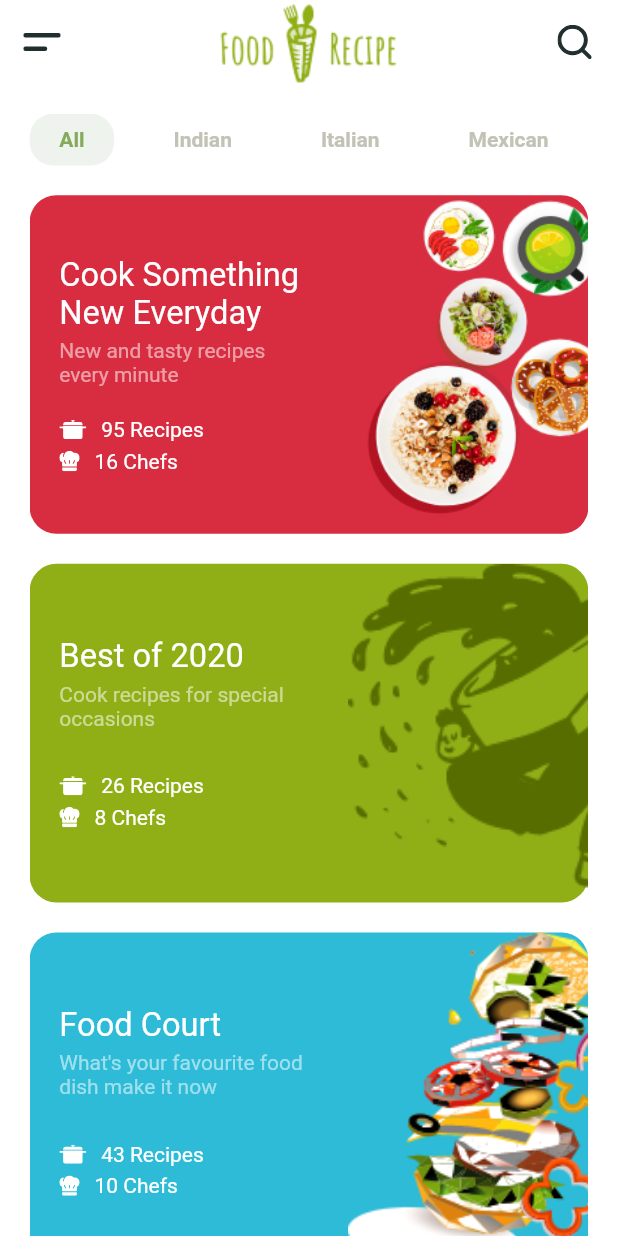
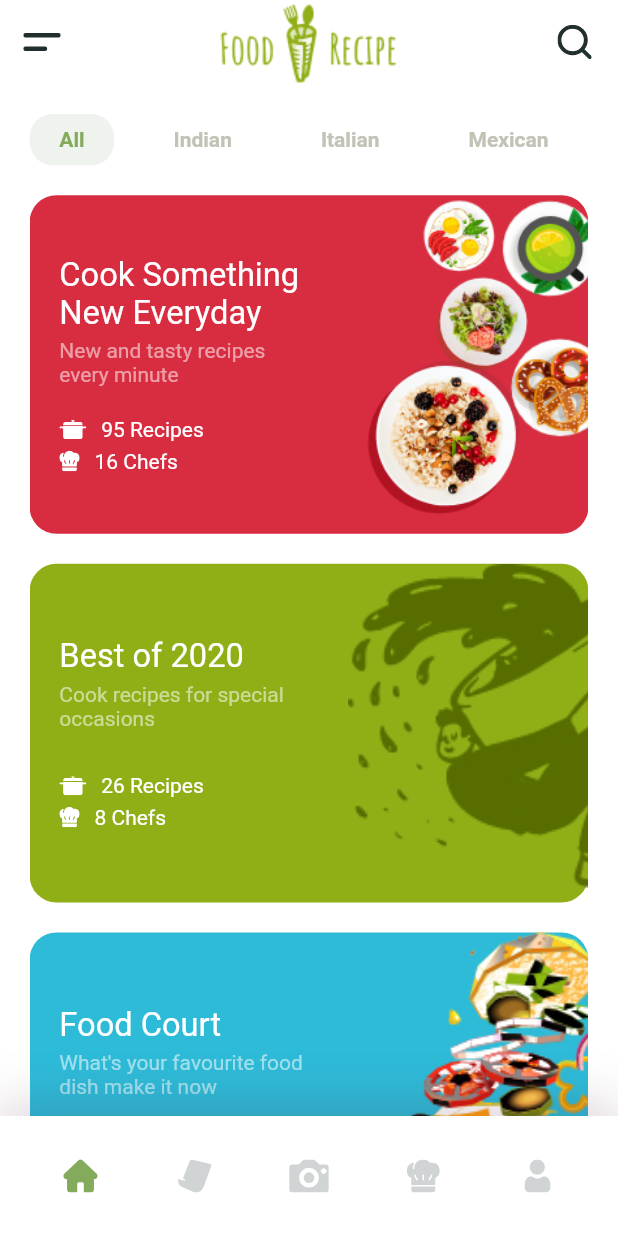
Before and after one commit to nataliiazabiiaka/study_20_10_22, a Flutter app: the screen it shows after launch, on a phone screen of 412 x 824 dp. Run offline on Flutter 3.47's test engine with Material 2 defaults, Android fonts, the phone set to English and light mode, and no system bars; our stand-ins replace flutter_svg.

Commit message:
Added last details of the project

```diff
--- a/analysis_options.yaml
+++ b/analysis_options.yaml
@@ -22,6 +22,10 @@ linter:
   # `// ignore_for_file: name_of_lint` syntax on the line or in the file
   # producing the lint.
   rules:
+    prefer_single_quotes: true
+    prefer_relative_imports: true
+    prefer_const_constructors: true
+    require_trailing_commas: true
     # avoid_print: false  # Uncomment to disable the `avoid_print` rule
     # prefer_single_quotes: true  # Uncomment to enable the `prefer_single_quotes` rule
 
--- a/lib/components /my_bottom_nav_bar.dart
+++ /dev/null
@@ -1,65 +0,0 @@
-import 'package:flutter/material.dart';
-import 'package:flutter_svg/flutter_svg.dart';
-import 'package:study_20_10_22/constants.dart';
-import 'package:study_20_10_22/models/navItem.dart';
-import 'package:study_20_10_22/size_config.dart';
-
-class MyBottomNavBar extends StatelessWidget {
-  const MyBottomNavBar({Key? key}) : super(key: key);
-
-  @override
-  Widget build(BuildContext context) {
-    double defaultSize = SizeConfig.defaultSize;
-    return Consumer<NavItems>(
-      builder: (context, navItems, child) => Container(
-        padding: EdgeInsets.symmetric(horizontal: defaultSize * 3),
-       // height: 80,
-        decoration: BoxDecoration(
-          color: Colors.white,
-          boxShadow: [
-            BoxShadow(
-              offset: const Offset(0, -7),
-              blurRadius: 30,
-              color: const Color(0xFF4B1A39).withOpacity(0.2),
-            ),
-      ],
-        ),
-        child: SafeArea(
-          child: Row(
-            mainAxisAlignment: MainAxisAlignment.spaceBetween,
-            children: List.generate(
-                navItems.items.length,
-                    (index) => buildIconNavBarItem(
-                      isActive: navItems.selectedIndex == index ? true : false,
-                      icon: navItems.items[index].icon,
-                      press: () {
-                        navItems.chnageNavIndex(index: index);
-                        if (navItems.items[index].destinationChecker()) {
-                          Navigator.push(
-                              context,
-                              MaterialPageRoute(
-                                  builder: (context) => navItems.items[index].destination,
-                              ),
-                          );
-                        }
-                      },
-                    ),
-            ),
-          ),
-        ),
-      ),
-    );
-  }
-}
-
-            IconButton buildIconNavBarItem(
-            {required String icon, required Function press, bool isActive = false}) {
-              return IconButton(
-                icon: SvgPicture.asset(
-                    icon,
-                  color: isActive ? kPrimaryColor : Color(0xFFD1D4D4),
-                  height: 22,
-                ),
-                onPressed: press (),
-              );
-            }
--- /dev/null
+++ b/lib/components/my_bottom_nav_bar.dart
@@ -0,0 +1,72 @@
+import 'package:flutter/material.dart';
+import 'package:flutter_svg/flutter_svg.dart';
+import 'package:provider/provider.dart';
+
+import '../constants.dart';
+import '../models/nav_item.dart';
+import '../size_config.dart';
+
+class MyBottomNavBar extends StatelessWidget {
+  const MyBottomNavBar({Key? key}) : super(key: key);
+
+  @override
+  Widget build(BuildContext context) {
+    SizeConfig.init(context);
+    double defaultSize = SizeConfig.defaultSize;
+    final navItems = Provider.of<NavItems>(context);
+    return Container(
+      padding: EdgeInsets.symmetric(horizontal: defaultSize * 3),
+      height: 80,
+      decoration: BoxDecoration(
+        color: Colors.white,
+        boxShadow: [
+          BoxShadow(
+            offset: const Offset(0, -7),
+            blurRadius: 30,
+            color: const Color(0xFF4B1A39).withOpacity(0.2),
+          ),
+        ],
+      ),
+      child: SafeArea(
+        child: Row(
+          mainAxisAlignment: MainAxisAlignment.spaceBetween,
+          children: navItems.items
+              .map(
+                (item) => buildIconNavBarItem(
+                  isActive: navItems.selectedIndex == item.id,
+                  icon: item.icon,
+                  press: () {
+                    navItems.changeNavIndex(index: item.id);
+                    final destination = item.destination;
+                    if (destination != null) {
+                      Navigator.push(
+                        context,
+                        MaterialPageRoute(
+                          builder: (context) => destination,
+                        ),
+                      );
+                    }
+                  },
+                ),
+              )
+              .toList(),
+        ),
+      ),
+    );
+  }
+}
+
+IconButton buildIconNavBarItem({
+  required String icon,
+  required void Function() press,
+  bool isActive = false,
+}) {
+  return IconButton(
+    icon: SvgPicture.asset(
+      icon,
+      color: isActive ? kPrimaryColor : const Color(0xFFD1D4D4),
+      height: 22,
+    ),
+    onPressed: press,
+  );
+}
--- a/lib/main.dart
+++ b/lib/main.dart
@@ -1,6 +1,8 @@
 import 'package:flutter/material.dart';
-import 'package:study_20_10_22/models/navItem.dart';
-import 'package:study_20_10_22/screens/components/home_screen.dart';
+import 'package:provider/provider.dart';
+
+import 'models/nav_item.dart';
+import 'screens/components/home_screen.dart';
 
 void main() {
   runApp(const MyApp());
@@ -18,11 +20,11 @@ class MyApp extends StatelessWidget {
         title: 'Recipe App',
         theme: ThemeData(
           scaffoldBackgroundColor: Colors.white,
-        //  backgroundColor: Colors.white,
+          //  backgroundColor: Colors.white,
           appBarTheme: const AppBarTheme(color: Colors.white, elevation: 0),
           visualDensity: VisualDensity.adaptivePlatformDensity,
         ),
-        home: HomeScreen(),
+        home: const HomeScreen(),
       ),
     );
   }
--- a/lib/models/navItem.dart
+++ /dev/null
@@ -1,52 +0,0 @@
-import 'package:flutter/material.dart';
-import 'package:study_20_10_22/screens/components/home_screen.dart';
-import 'package:study_20_10_22/screens/profile/profile_screen.dart';
-
-class NavItem {
-  final int id;
-  final String icon;
-  final Widget destination;
-
-  NavItem({required this.id, required this.icon, required this.destination});
-
-  bool destinationChecker() {
-    if (destination != null) {
-      return true;
-    }
-    return false;
-  }
-}
-
-class NavItems extends ChangeNotifier {
-  int selectedIndex = 0;
-
-  void chnageNavIndex ({required int index}) {
-    selectedIndex = index;
-    notifyListeners();
-  }
-
-  List<NavItem> items = [
-  NavItem(
-  id: 1,
-  icon: 'assets/icons/home.svg',
-  destination: HomeScreen(),
-  ),
-  NavItem(
-  id: 2,
-  icon: 'assets/icons/list.svg',
-  ),
-  NavItem(
-  id: 3,
-  icon: 'assets/icons/camera.svg',
-  ),
-  NavItem(
-  id: 4,
-  icon: 'assets/icons/chef_nav.svg',
-  ),
-  NavItem(
-  id: 5,
-  icon: 'assets/icons/user.svg',
-  destination: ProfileScreen(),
-  ),
-  ];
-}
--- /dev/null
+++ b/lib/models/nav_item.dart
@@ -0,0 +1,46 @@
+import 'package:flutter/material.dart';
+
+import '../screens/components/home_screen.dart';
+import '../screens/profile/profile_screen.dart';
+
+class NavItem {
+  final int id;
+  final String icon;
+  final Widget? destination;
+
+  NavItem({required this.id, required this.icon, this.destination});
+}
+
+class NavItems extends ChangeNotifier {
+  int selectedIndex = 0;
+
+  void changeNavIndex({required int index}) {
+    selectedIndex = index;
+    notifyListeners();
+  }
+
+  List<NavItem> items = [
+    NavItem(
+      id: 0,
+      icon: 'assets/icons/home.svg',
+      destination: const HomeScreen(),
+    ),
+    NavItem(
+      id: 1,
+      icon: 'assets/icons/list.svg',
+    ),
+    NavItem(
+      id: 2,
+      icon: 'assets/icons/camera.svg',
+    ),
+    NavItem(
+      id: 3,
+      icon: 'assets/icons/chef_nav.svg',
+    ),
+    NavItem(
+      id: 4,
+      icon: 'assets/icons/user.svg',
+      destination: const ProfileScreen(),
+    ),
+  ];
+}
--- a/lib/models/RecipeBundel.dart
+++ b/lib/models/recipe_bundle.dart
@@ -1,22 +1,23 @@
 import 'package:flutter/material.dart';
 
-class RecipeBundel {
+class RecipeBundle {
   final int id, chefs, recipes;
   final String title, description, imageSrc;
   final Color color;
 
-  RecipeBundel(
-  { required this.id,
+  RecipeBundle({
+    required this.id,
     required this.chefs,
     required this.recipes,
     required this.title,
     required this.description,
     required this.imageSrc,
-     required this.color});
+    required this.color,
+  });
 }
 
-List<RecipeBundel> recipeBundles = [
-  RecipeBundel(
+List<RecipeBundle> recipeBundles = [
+  RecipeBundle(
     id: 1,
     chefs: 16,
     recipes: 95,
@@ -25,7 +26,7 @@ List<RecipeBundel> recipeBundles = [
     imageSrc: 'assets/images/cook_new@2x.png',
     color: const Color(0xFFD82D40),
   ),
-  RecipeBundel(
+  RecipeBundle(
     id: 2,
     chefs: 8,
     recipes: 26,
@@ -34,7 +35,7 @@ List<RecipeBundel> recipeBundles = [
     imageSrc: 'assets/images/best_2020@2x.png',
     color: const Color(0xFF90AF17),
   ),
-  RecipeBundel(
+  RecipeBundle(
     id: 3,
     chefs: 10,
     recipes: 43,
--- a/lib/screens/components/body.dart
+++ b/lib/screens/components/body.dart
@@ -1,8 +1,9 @@
 import 'package:flutter/material.dart';
-import 'package:study_20_10_22/models/RecipeBundel.dart';
-import 'package:study_20_10_22/screens/components/recipe_bundel_card.dart';
-import 'package:study_20_10_22/size_config.dart';
+
+import '../../models/recipe_bundle.dart';
+import '../../size_config.dart';
 import 'categories.dart';
+import 'recipe_bundle_card.dart';
 
 class Body extends StatelessWidget {
   const Body({Key? key}) : super(key: key);
@@ -12,11 +13,11 @@ class Body extends StatelessWidget {
     return SafeArea(
       child: Column(
         children: <Widget>[
-          Categories(),
+          const Categories(),
           Expanded(
             child: Padding(
-                padding:  EdgeInsets.symmetric(
-                horizontal: SizeConfig.defaultSize *2,
+              padding: EdgeInsets.symmetric(
+                horizontal: SizeConfig.defaultSize * 2,
               ),
               child: GridView.builder(
                 itemCount: recipeBundles.length,
@@ -24,15 +25,16 @@ class Body extends StatelessWidget {
                   crossAxisCount:
                       SizeConfig.orientation == Orientation.landscape ? 2 : 1,
                   mainAxisSpacing: 20,
-                        crossAxisSpacing: SizeConfig.orientation == Orientation.landscape
+                  crossAxisSpacing:
+                      SizeConfig.orientation == Orientation.landscape
                           ? SizeConfig.defaultSize * 2
                           : 0,
                   childAspectRatio: 1.65,
                 ),
-                      itemBuilder: (context, index) => RecipeBundelCard(
-                          recipeBundle: recipeBundles [index],
+                itemBuilder: (context, index) => RecipeBundleCard(
+                  recipeBundle: recipeBundles[index],
                   press: () {},
-                      )
+                ),
               ),
             ),
           ),
--- a/lib/screens/components/categories.dart
+++ b/lib/screens/components/categories.dart
@@ -1,18 +1,19 @@
 import 'package:flutter/material.dart';
+
 import '../../constants.dart';
 import '../../size_config.dart';
-
 
 class Categories extends StatefulWidget {
   const Categories({Key? key}) : super(key: key);
 
   @override
-  _CategoriesState createState() => _CategoriesState();
+  State<Categories> createState() => _CategoriesState();
 }
 
 class _CategoriesState extends State<Categories> {
   List<String> categories = ['All', 'Indian', 'Italian', 'Mexican', 'Chinese'];
   int selectedIndex = 0;
+
   @override
   Widget build(BuildContext context) {
     return Padding(
@@ -38,13 +39,14 @@ class _CategoriesState extends State<Categories> {
       child: Container(
         alignment: Alignment.center,
         margin: EdgeInsets.only(left: SizeConfig.defaultSize * 2),
-        padding:EdgeInsets.symmetric(
+        padding: EdgeInsets.symmetric(
           horizontal: SizeConfig.defaultSize * 2,
           vertical: SizeConfig.defaultSize * 0.5,
         ),
         decoration: BoxDecoration(
-          color:
-          selectedIndex == index ? Color(0xFFEFF3EE) : Colors.transparent,
+          color: selectedIndex == index
+              ? const Color(0xFFEFF3EE)
+              : Colors.transparent,
           borderRadius: BorderRadius.circular(
             SizeConfig.defaultSize * 1.6,
           ),
@@ -53,7 +55,9 @@ class _CategoriesState extends State<Categories> {
           categories[index],
           style: TextStyle(
             fontWeight: FontWeight.bold,
-            color: selectedIndex == index ? kPrimaryColor : Color(0xFFC2C2B5),
+            color: selectedIndex == index
+                ? kPrimaryColor
+                : const Color(0xFFC2C2B5),
           ),
         ),
       ),
--- a/lib/screens/components/home_screen.dart
+++ b/lib/screens/components/home_screen.dart
@@ -1,19 +1,20 @@
 import 'package:flutter/material.dart';
 import 'package:flutter_svg/flutter_svg.dart';
-import 'package:study_20_10_22/screens/components/body.dart';
-import 'package:study_20_10_22/size_config.dart';
-import '../../components /my_bottom_nav_bar.dart';
+
+import '../../components/my_bottom_nav_bar.dart';
+import '../../size_config.dart';
+import 'body.dart';
 
 class HomeScreen extends StatelessWidget {
   const HomeScreen({Key? key}) : super(key: key);
 
   @override
   Widget build(BuildContext context) {
-    SizeConfig().init(context);
+    SizeConfig.init(context);
     return Scaffold(
       appBar: buildAppBar(),
-      body: Body(),
-      bottomNavigationBar: MyBottomNavBar(),
+      body: const Body(),
+      bottomNavigationBar: const MyBottomNavBar(),
     );
   }
 
--- a/lib/screens/components/recipe_bundel_card.dart
+++ /dev/null
@@ -1,94 +0,0 @@
-import 'package:flutter/material.dart';
-import 'package:flutter_svg/svg.dart';
-import '../../models/RecipeBundel.dart';
-import '../../size_config.dart';
-
-
-class RecipeBundelCard extends StatelessWidget {
-  final RecipeBundel recipeBundle;
-  final Function press;
-  const RecipeBundelCard({Key? key, required this.recipeBundle, required this.press}) : super(key: key);
-
-  @override
-  Widget build(BuildContext context) {
-    double defaultSize = SizeConfig.defaultSize;
-    return GestureDetector(
-      onTap: press (),
-      child: Container(
-          decoration: BoxDecoration(
-            color: recipeBundle.color,
-            borderRadius: BorderRadius.circular(defaultSize * 1.8),
-          ),
-          child: Row(
-            children: <Widget>[
-              Expanded(
-                child: Padding(
-                  padding: EdgeInsets.all(defaultSize * 2),
-                  child: Column(
-                    crossAxisAlignment: CrossAxisAlignment.start,
-                    children: <Widget>[
-                      const Spacer(),
-                      Text(
-                        recipeBundle.title,
-                        style: TextStyle(
-                          fontSize: defaultSize * 2.2,
-                          color: Colors.white,
-                        ),
-                        maxLines: 2,
-                        overflow: TextOverflow.ellipsis,
-                      ),
-                      SizedBox(height: defaultSize * 0.5),
-                      Text(
-                        recipeBundle.description,
-                        style: const TextStyle(
-                            color: Colors.white54),
-                        maxLines: 2,
-                        overflow: TextOverflow.ellipsis,
-                      ),
-                      const Spacer(),
-                      buildInfoRow(
-                        defaultSize,
-                        iconScr: 'assets/icons/pot.svg',
-                        text: '${recipeBundle.recipes} Recipes',
-                      ),
-                      SizedBox(height: defaultSize * 0.5),
-                      buildInfoRow(
-                        defaultSize,
-                        iconScr: 'assets/icons/chef.svg',
-                        text: '${recipeBundle.chefs} Chefs',
-                      ),
-                      const Spacer(),
-                    ],
-                  ),
-                ),
-              ),
-              SizedBox(width:  defaultSize * 0.5),
-              AspectRatio(
-                aspectRatio: 0.71,
-                child: Image.asset(
-                  recipeBundle.imageSrc,
-                  fit: BoxFit.cover,
-                  alignment: Alignment.centerLeft,
-                ),
-              ),
-            ],
-          ),
-        ),
-    );
-  }
-}
-
-Row buildInfoRow(double defaultSize, {required String iconScr, text}) {
-  return Row(
-    children: <Widget>[
-      SvgPicture.asset(iconScr),
-      SizedBox(width: defaultSize),
-      Text(
-        text,
-        style: const TextStyle(
-          color: Colors.white,
-        ),
-      ),
-    ],
-  );
-}
--- /dev/null
+++ b/lib/screens/components/recipe_bundle_card.dart
@@ -0,0 +1,98 @@
+import 'package:flutter/material.dart';
+import 'package:flutter_svg/svg.dart';
+
+import '../../models/recipe_bundle.dart';
+import '../../size_config.dart';
+
+class RecipeBundleCard extends StatelessWidget {
+  final RecipeBundle recipeBundle;
+  final Function press;
+
+  const RecipeBundleCard(
+      {Key? key, required this.recipeBundle, required this.press})
+      : super(key: key);
+
+  @override
+  Widget build(BuildContext context) {
+    double defaultSize = SizeConfig.defaultSize;
+    return GestureDetector(
+      onTap: press(),
+      child: Container(
+        decoration: BoxDecoration(
+          color: recipeBundle.color,
+          borderRadius: BorderRadius.circular(defaultSize * 1.8),
+        ),
+        child: Row(
+          children: <Widget>[
+            Expanded(
+              child: Padding(
+                padding: EdgeInsets.all(defaultSize * 2),
+                child: Column(
+                  crossAxisAlignment: CrossAxisAlignment.start,
+                  children: <Widget>[
+                    const Spacer(),
+                    Text(
+                      recipeBundle.title,
+                      style: TextStyle(
+                        fontSize: defaultSize * 2.2,
+                        color: Colors.white,
+                      ),
+                      maxLines: 2,
+                      overflow: TextOverflow.ellipsis,
+                    ),
+                    SizedBox(height: defaultSize * 0.5),
+                    Text(
+                      recipeBundle.description,
+                      style: const TextStyle(
+                        color: Colors.white54,
+                      ),
+                      maxLines: 2,
+                      overflow: TextOverflow.ellipsis,
+                    ),
+                    const Spacer(),
+                    buildInfoRow(
+                      defaultSize,
+                      iconScr: 'assets/icons/pot.svg',
+                      text: '${recipeBundle.recipes} Recipes',
+                    ),
+                    SizedBox(height: defaultSize * 0.5),
+                    buildInfoRow(
+                      defaultSize,
+                      iconScr: 'assets/icons/chef.svg',
+                      text: '${recipeBundle.chefs} Chefs',
+                    ),
+                    const Spacer(),
+                  ],
+                ),
+              ),
+            ),
+            SizedBox(width: defaultSize * 0.5),
+            AspectRatio(
+              aspectRatio: 0.71,
+              child: Image.asset(
+                recipeBundle.imageSrc,
+                fit: BoxFit.cover,
+                alignment: Alignment.centerLeft,
+              ),
+            ),
+          ],
+        ),
+      ),
+    );
+  }
+}
+
+Row buildInfoRow(double defaultSize, {required String iconScr, text}) {
+  return Row(
+    children: <Widget>[
+      SvgPicture.asset(iconScr),
+      SizedBox(width: defaultSize),
+      Text(
+        text,
+        style: const TextStyle(
+          color: Colors.white,
+        ),
+      ),
+    ],
+  );
+}
--- a/lib/screens/profile/profile_screen.dart
+++ b/lib/screens/profile/profile_screen.dart
@@ -1,24 +1,22 @@
-import 'package:study_20_10_22/screens/components/body.dart';
 import 'package:flutter/material.dart';
-import 'package:study_20_10_22/components%20/my_bottom_nav_bar.dart';
-import 'package:study_20_10_22/constants.dart';
-import 'package:study_20_10_22/size_config.dart';
+
+import '../../components/my_bottom_nav_bar.dart';
+import '../../constants.dart';
+import '../../size_config.dart';
+import 'components/body.dart';
 
 class ProfileScreen extends StatelessWidget {
   const ProfileScreen({Key? key}) : super(key: key);
 
   @override
   Widget build(BuildContext context) {
-    SizeConfig().init(context);
+    SizeConfig.init(context);
     return Scaffold(
       appBar: buildAppBar(),
-      body: Body(),
-      bottomNavigationBar: MyBottomNavBar(),
+      body: const Body(),
+      bottomNavigationBar: const MyBottomNavBar(),
     );
   }
-
-
-
 
   AppBar buildAppBar() {
     return AppBar(
@@ -35,7 +33,8 @@ class ProfileScreen extends StatelessWidget {
               color: Colors.white,
               fontSize: SizeConfig.defaultSize * 1.6,
               fontWeight: FontWeight.bold,
-            ),),
+            ),
+          ),
         )
       ],
     );
--- a/lib/size_config.dart
+++ b/lib/size_config.dart
@@ -1,13 +1,13 @@
- import 'package:flutter/widgets.dart';
+import 'package:flutter/widgets.dart';
 
- class SizeConfig {
-  static MediaQueryData _mediaQueryData;
-  static double screenWidth;
-  static double screenHeight;
-  static double defaultSize;
-  static Orientation orientation;
+class SizeConfig {
+  static late MediaQueryData _mediaQueryData;
+  static late double screenWidth;
+  static late double screenHeight;
+  static late double defaultSize;
+  static late Orientation orientation;
 
-  void init(BuildContext context) {
+  static void init(BuildContext context) {
     _mediaQueryData = MediaQuery.of(context);
     screenWidth = _mediaQueryData.size.width;
     screenHeight = -_mediaQueryData.size.height;
--- a/pubspec.yaml
+++ b/pubspec.yaml
@@ -36,8 +36,9 @@ dependencies:
   # The following adds the Cupertino Icons font to your application.
   # Use with the CupertinoIcons class for iOS style icons.
   cupertino_icons: ^1.0.2
-  provider: ^4.3.1
-  flutter_svg: ^0.17.4
+  flutter_svg: ^1.1.5
+  provider: ^6.0.4
+
 
 dev_dependencies:
   flutter_test:
```
Also changed, not shown: lib/screens/profile/components/body.dart (+4 -3 lines), lib/screens/profile/components/info.dart (+7 -6 lines), lib/screens/profile/components/profile_menu_item.dart (+10 -4 lines), lib/constants.dart (line endings or trailing spaces). Lines whose indentation alone changed are shown as unchanged.
